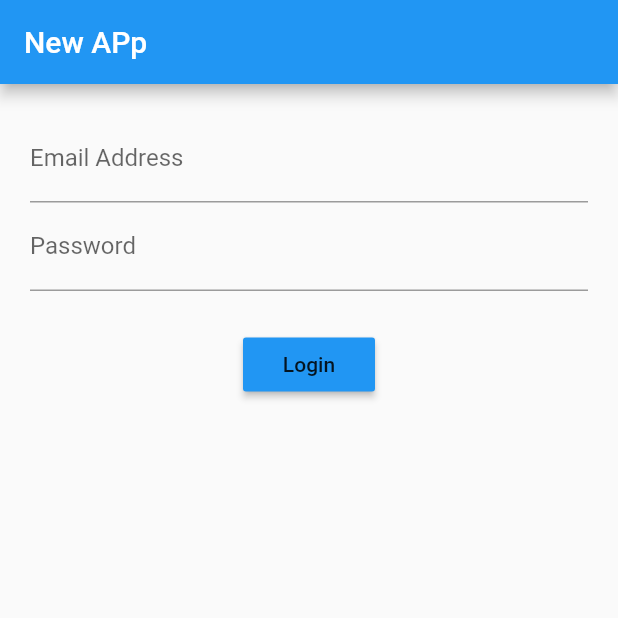
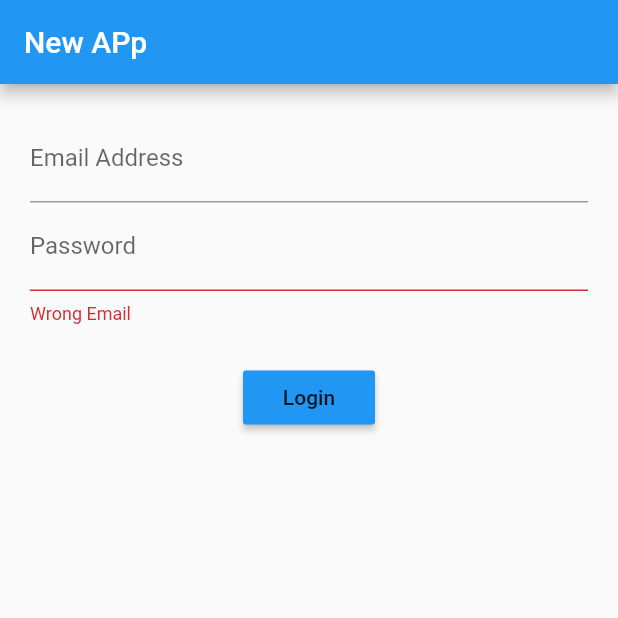
Before and after one commit to dragosGG/Flutter-Logic_bloc, a Flutter app: the screen it shows after launch, on a phone screen of 412 x 824 dp, the top half of it. Run offline on Flutter 3.47's test engine with Material 2 defaults, Android fonts, the phone set to English and light mode, and no system bars.

Commit message:
minor changes

```diff
--- a/lib/src/blocs/bloc.dart
+++ b/lib/src/blocs/bloc.dart
@@ -1,8 +1,8 @@
 import "dart:async";
 
 class Bloc {
-  final emailController = StreamController();
-  final passwordComtroller = StreamController();
+  final emailController = StreamController<String>();
+  final passwordComtroller = StreamController<String>();
 
 
 }
--- a/lib/src/screens/LoginScreen.dart
+++ b/lib/src/screens/LoginScreen.dart
@@ -35,6 +35,7 @@ Widget passwordField() {
     decoration: InputDecoration(
       hintText: "Password",
       labelText: "Password",
+      errorText: "Wrong Email"
     ),
 
   );
```
